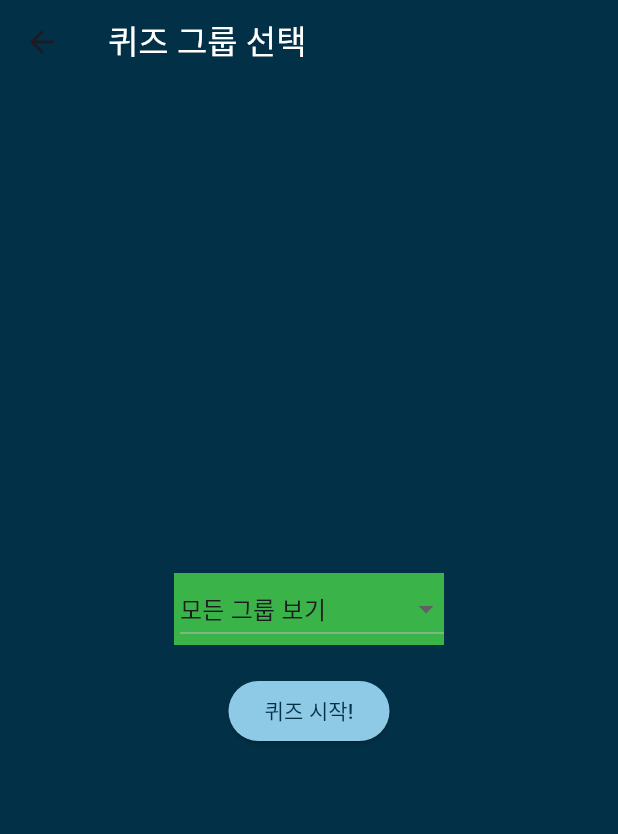
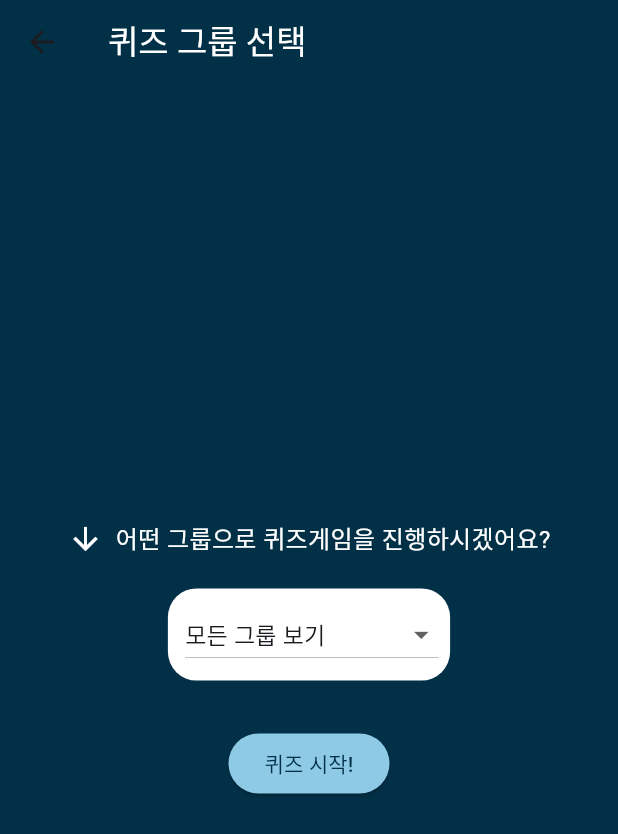
Before and after one commit to aksnd/molipcamp_start, a Flutter app: the ModeSelectionPage screen opened directly, on a phone screen of 412 x 824 dp. Shown: the top 834 px of the screen. Run offline on Flutter 3.47's test engine with Material 3 defaults, Android fonts, the phone set to English and light mode, and no system bars; our stand-ins replace contacts_service, flutter_native_contact_picker, image_picker, permission_handler, shared_preferences; missing offline and left inert: a package; accounts and stored records are empty.

Commit message:
quiz-mode-finished

```diff
--- a/lib/mode_select.dart
+++ b/lib/mode_select.dart
@@ -1,6 +1,5 @@
 import 'package:flutter/material.dart';
 import 'whoe_quiz_page.dart';
-
 import 'contacts_provider.dart';
 import 'groups_provider.dart';
 import './dialog.dart';
@@ -11,7 +10,26 @@ class ModeSelectionPage extends StatefulWidget {
   _ModeSelectionPageState createState() => _ModeSelectionPageState();
 }
 
-class _ModeSelectionPageState extends State<ModeSelectionPage> {
+class _ModeSelectionPageState extends State<ModeSelectionPage> with SingleTickerProviderStateMixin{
+  late AnimationController _controller;
+  late Animation<double> _animation;
+
+  @override
+  void initState() {
+    super.initState();
+    _controller = AnimationController(
+      duration: const Duration(seconds: 1),
+      vsync: this,
+    )..repeat(reverse: true);
+    _animation = Tween<double>(begin: 0.95, end: 1.05).animate(_controller);
+  }
+
+  @override
+  void dispose() {
+    _controller.dispose();
+    super.dispose();
+  }
+
   @override
   Widget build(BuildContext context) {
     return Consumer2<ContactsProvider, GroupsProvider>(
@@ -29,9 +47,31 @@ class _ModeSelectionPageState extends State<ModeSelectionPage> {
           child: Column(
             mainAxisAlignment: MainAxisAlignment.center,
             children: <Widget>[
-              Container(
+              Row(
+                mainAxisAlignment: MainAxisAlignment.center,
+                children: [
+                  Icon(Icons.arrow_downward, color: Colors.white),
+                  SizedBox(width: 8),
+                  Text(
+                    "어떤 그룹으로 퀴즈게임을 진행하시겠어요?",
+                    style: TextStyle(fontSize: 16, color: Colors.white),
+                  ),
+                ],
+              ),
+              SizedBox(height: 20),
+              AnimatedBuilder(
+          animation: _animation,
+          builder: (context, child) {
+            return Transform.scale(
+              scale: _animation.value,
+                child: Container(
+                          padding: EdgeInsets.all(8.0),
+                          decoration: BoxDecoration(
+                            color: Colors.white,
+                            borderRadius: BorderRadius.circular(20),),
+                  child: Container(
                       width: 180,
-                  color: Color(0xFF3AB349),
+                      color: Colors.white,
                       alignment: Alignment.centerRight,
                       child: Flexible(
                           child: GroupDropdown(
@@ -43,10 +83,13 @@ class _ModeSelectionPageState extends State<ModeSelectionPage> {
                               .updateNowGroup(dropDownGroup, 2);
                         },
                         widgetFrom: 2,
-                  ))),
-              SizedBox(
-                height: 20,
+                      )
+                      )
                   ),
+                ),
+              );}
+            ),
+              SizedBox(height: 30,),
               ElevatedButton(
                 onPressed: () {
                   Navigator.push(
```
Lines whose indentation alone changed are shown as unchanged.
